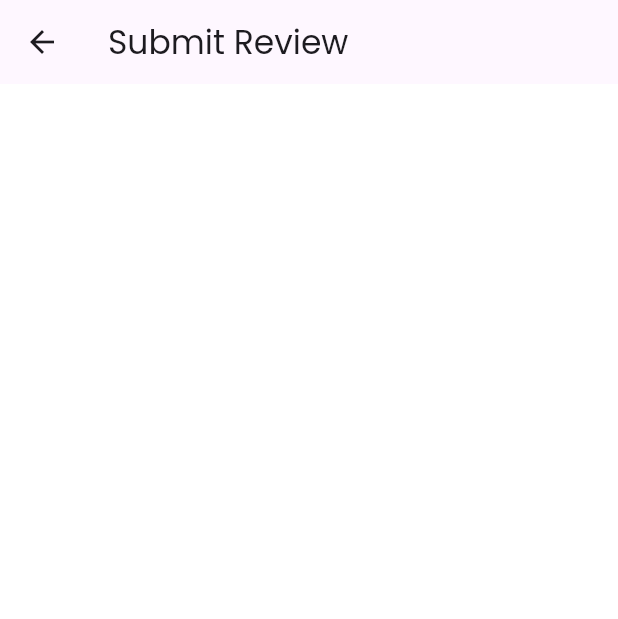
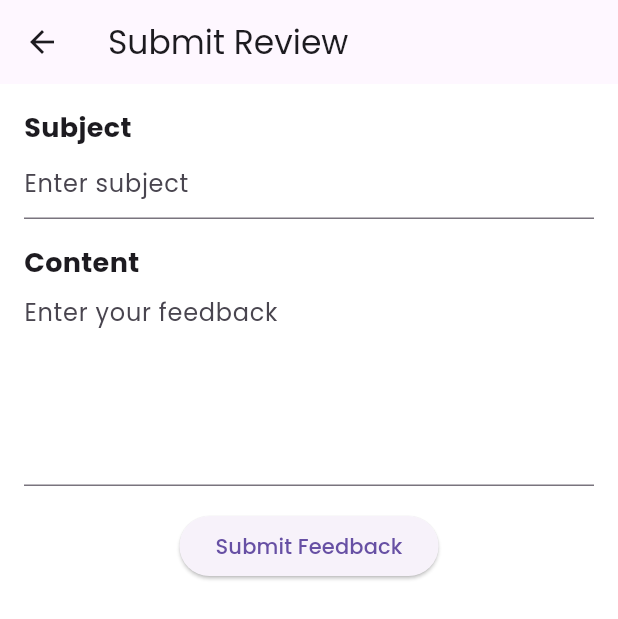
Before and after one commit to qinyeeLisa/campsite-permit-app, a Flutter app: the CamperSubmitReviewScreen screen opened by its route, on a phone screen of 412 x 824 dp. Shown: the top 619 px of the screen. Run offline on Flutter 3.47's test engine with Material 3 defaults, Android fonts, the phone set to English and light mode, and no system bars; our stand-ins replace flutter_svg, google_fonts; missing offline and left inert: amplify_auth_cognito, amplify_authenticator, amplify_flutter.

Commit message:
done up submit feedback screen

```diff
--- a/lib/Screens/Camper/camper_submit_review.dart
+++ b/lib/Screens/Camper/camper_submit_review.dart
@@ -9,12 +9,84 @@ class CamperSubmitReviewScreen extends StatefulWidget {
 }
 
 class _CamperSubmitReviewScreenState extends State<CamperSubmitReviewScreen> {
+  final _formKey = GlobalKey<FormState>();
+  final TextEditingController _subjectController = TextEditingController();
+  final TextEditingController _contentController = TextEditingController();
+
+  @override
+  void dispose() {
+    _subjectController.dispose();
+    _contentController.dispose();
+    super.dispose();
+  }
+
+  void _submitFeedback() {
+    if (_formKey.currentState!.validate()) {
+      // Perform the feedback submission logic here
+      ScaffoldMessenger.of(context).showSnackBar(
+        const SnackBar(content: Text('Feedback Submitted!')),
+      );
+    }
+  }
+
   @override
   Widget build(BuildContext context) {
     return Scaffold(
       appBar: AppBar(
         title: const Text("Submit Review"),
       ),
+      body: Padding(
+        padding: const EdgeInsets.all(16.0),
+        child: Form(
+          key: _formKey,
+          child: Column(
+            crossAxisAlignment: CrossAxisAlignment.start,
+            children: [
+              const Text(
+                'Subject',
+                style: TextStyle(fontSize: 18, fontWeight: FontWeight.bold),
+              ),
+              TextFormField(
+                controller: _subjectController,
+                decoration: const InputDecoration(
+                  hintText: 'Enter subject',
+                ),
+                validator: (value) {
+                  if (value == null || value.isEmpty) {
+                    return 'Please enter a subject';
+                  }
+                  return null;
+                },
+              ),
+              const SizedBox(height: 16),
+              const Text(
+                'Content',
+                style: TextStyle(fontSize: 18, fontWeight: FontWeight.bold),
+              ),
+              TextFormField(
+                controller: _contentController,
+                decoration: const InputDecoration(
+                  hintText: 'Enter your feedback',
+                ),
+                maxLines: 5,
+                validator: (value) {
+                  if (value == null || value.isEmpty) {
+                    return 'Please enter content';
+                  }
+                  return null;
+                },
+              ),
+              const SizedBox(height: 16),
+              Center(
+                child: ElevatedButton(
+                  onPressed: _submitFeedback,
+                  child: const Text('Submit Feedback'),
+                ),
+              ),
+            ],
+          ),
+        ),
+      ),
     );
   }
 }
--- a/lib/Screens/Welcome/welcome.dart
+++ b/lib/Screens/Welcome/welcome.dart
@@ -1,4 +1,5 @@
 // Suggested code may be subject to a license. Learn more: ~LicenseLog:2390663160.
+import 'package:camplified/Screens/Camper/camper_home_screen.dart';
 import 'package:camplified/Screens/Login/login_screen.dart';
 import 'package:camplified/Screens/login_signup.dart';
 import 'package:flutter/material.dart';
@@ -65,8 +66,9 @@ class WelcomeScreen extends StatelessWidget {
                         Navigator.push(
                             context,
                             MaterialPageRoute(
-                                builder: (context) =>
-                                    const LoginSignupScreen()));
+                                builder: (context) => const LoginSignupScreen()
+                                //const LoginSignupScreen()
+                                ));
                       },
                       style: ElevatedButton.styleFrom(
                         foregroundColor: Colors.white,
```
